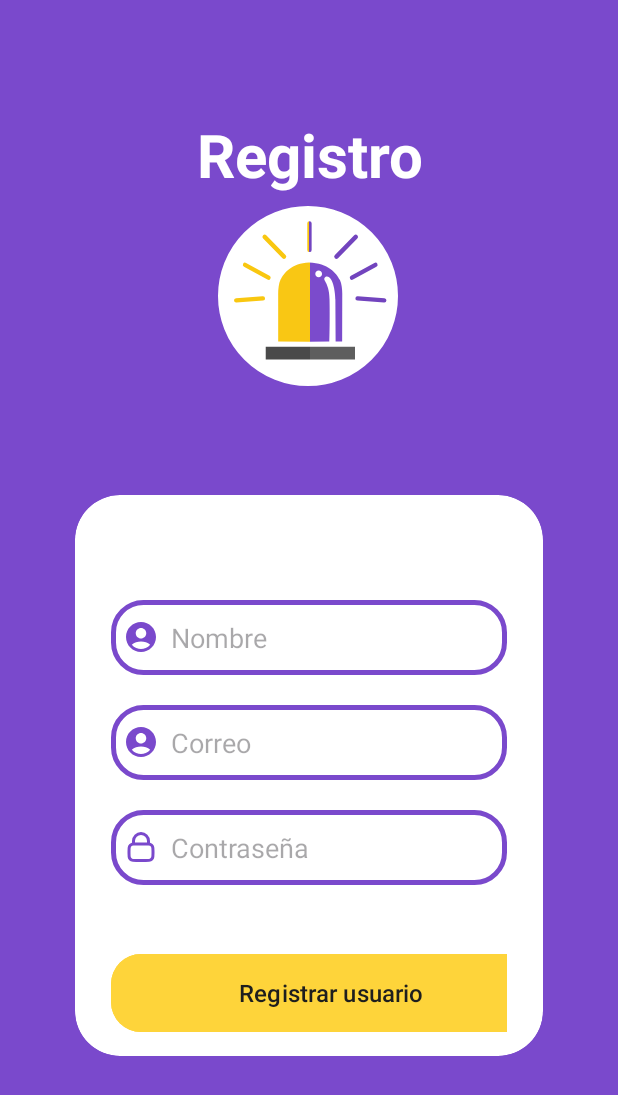
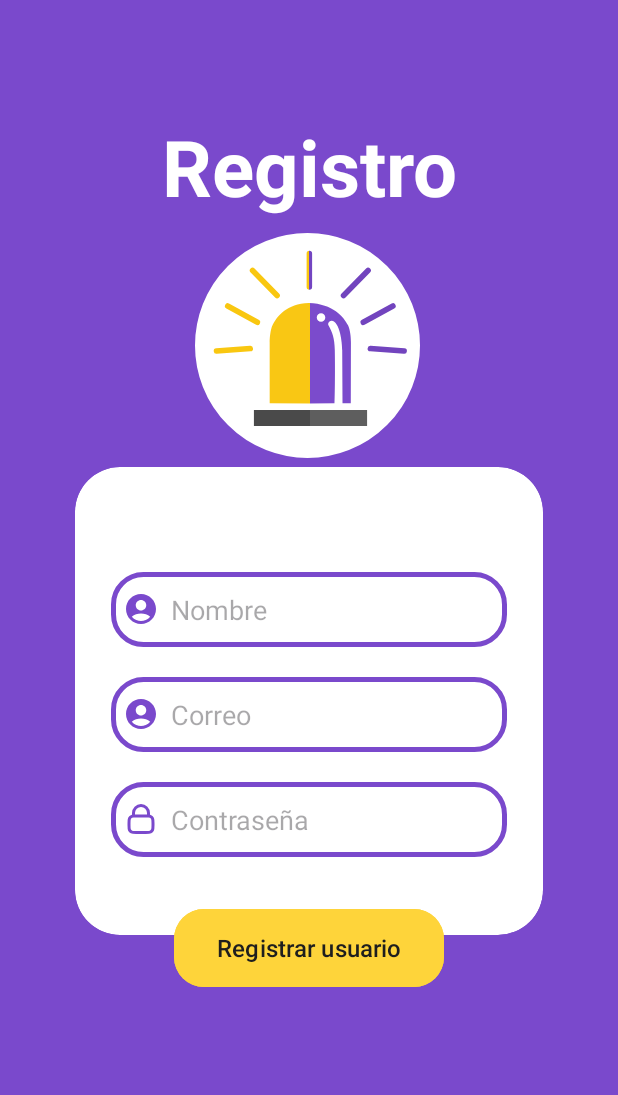
Before and after one commit to TWulfZ/ecualert, an Android app: the Form_Registro screen opened directly, with no data from a screen before it, on a phone screen of 412 x 824 dp. Shown: the top 1095 px of the screen. Run offline under Robolectric (Android 15) with nearby library versions, the phone set to English and light mode, and no system bars.

Commit message:
Merge registro

```diff
--- a/app/src/main/res/layout/activity_form_registro.xml
+++ b/app/src/main/res/layout/activity_form_registro.xml
@@ -12,12 +12,12 @@
     <TextView
         android:id="@+id/txtEcualert"
         android:layout_width="379dp"
-        android:layout_height="51dp"
+        android:layout_height="69dp"
         android:layout_marginTop="76dp"
         android:text="Registro"
         android:textAlignment="center"
         android:textColor="@color/fontAlt_color"
-        android:textSize="40dp"
+        android:textSize="52dp"
         android:textStyle="bold"
         app:layout_constraintEnd_toEndOf="parent"
         app:layout_constraintStart_toStartOf="parent"
@@ -25,10 +25,9 @@
 
     <ImageView
         android:id="@+id/imageView"
-        android:layout_width="120dp"
-        android:layout_height="120dp"
+        android:layout_width="150dp"
+        android:layout_height="150dp"
         android:layout_marginTop="10dp"
-        android:layout_marginBottom="20dp"
         android:background="@drawable/circle_white"
         android:src="@drawable/logo"
         app:layout_constraintEnd_toEndOf="parent"
@@ -44,12 +43,14 @@
         android:layout_height="wrap_content"
         android:layout_marginHorizontal="50dp"
         android:layout_marginBottom="120dp"
+        android:layout_marginTop="-75dp"
         android:background="@drawable/custom_edittext"
         app:cardCornerRadius="30dp"
         app:cardElevation="-1dp"
         app:layout_constraintBottom_toBottomOf="parent"
         app:layout_constraintEnd_toEndOf="parent"
-        app:layout_constraintStart_toStartOf="parent">
+        app:layout_constraintStart_toStartOf="parent"
+        app:layout_constraintTop_toBottomOf="@+id/imageView">
 
         <LinearLayout
             android:layout_width="match_parent"
@@ -58,11 +59,12 @@
             android:layout_marginTop="20dp"
             android:orientation="vertical"
             android:paddingHorizontal="24dp"
-            android:paddingTop="10dp">
+            android:paddingTop="10dp"
+            android:paddingBottom="52dp">
 
 
             <EditText
-                android:id="@+id/username"
+                android:id="@+id/txtUsername"
                 android:layout_width="match_parent"
                 android:layout_height="50dp"
                 android:layout_marginTop="40dp"
@@ -75,7 +77,7 @@
                 android:textColorHighlight="@color/cardview_dark_background" />
 
             <EditText
-                android:id="@+id/email"
+                android:id="@+id/txtEmail"
                 android:layout_width="match_parent"
                 android:layout_height="50dp"
                 android:layout_marginTop="20dp"
@@ -88,7 +90,7 @@
                 android:textColorHighlight="@color/cardview_dark_background" />
 
             <EditText
-                android:id="@+id/password"
+                android:id="@+id/txtPassword"
                 android:layout_width="match_parent"
                 android:layout_height="50dp"
                 android:layout_marginTop="20dp"
@@ -101,30 +103,24 @@
                 android:textColor="@color/black"
                 android:textColorHighlight="@color/cardview_dark_background" />
 
-            <LinearLayout
-                android:layout_width="300dp"
-                android:layout_height="match_parent"
-                android:layout_marginTop="30dp"
-                android:gravity="center"
-                android:orientation="horizontal"
-                android:paddingVertical="12dp">
+
+        </LinearLayout>
+    </androidx.cardview.widget.CardView>
 
     <Button
         android:id="@+id/btnLoggin"
-                    android:layout_width="132dp"
+        android:layout_width="180dp"
         android:layout_height="60dp"
-                    android:layout_marginEnd="6dp"
+        android:layout_marginTop="-21dp"
         android:layout_weight="1"
         android:backgroundTint="@color/secondary_color"
         android:text="Registrar usuario"
         android:textColor="@color/font_color"
         android:textSize="16sp"
-                    app:cornerRadius="20dp" />
-
-            </LinearLayout>
-
-        </LinearLayout>
-    </androidx.cardview.widget.CardView>
+        app:cornerRadius="20dp"
+        app:layout_constraintEnd_toEndOf="parent"
+        app:layout_constraintStart_toStartOf="parent"
+        app:layout_constraintTop_toBottomOf="@+id/cardView" />
 
 
 </androidx.constraintlayout.widget.ConstraintLayout>
```
Lines whose indentation alone changed are shown as unchanged.
